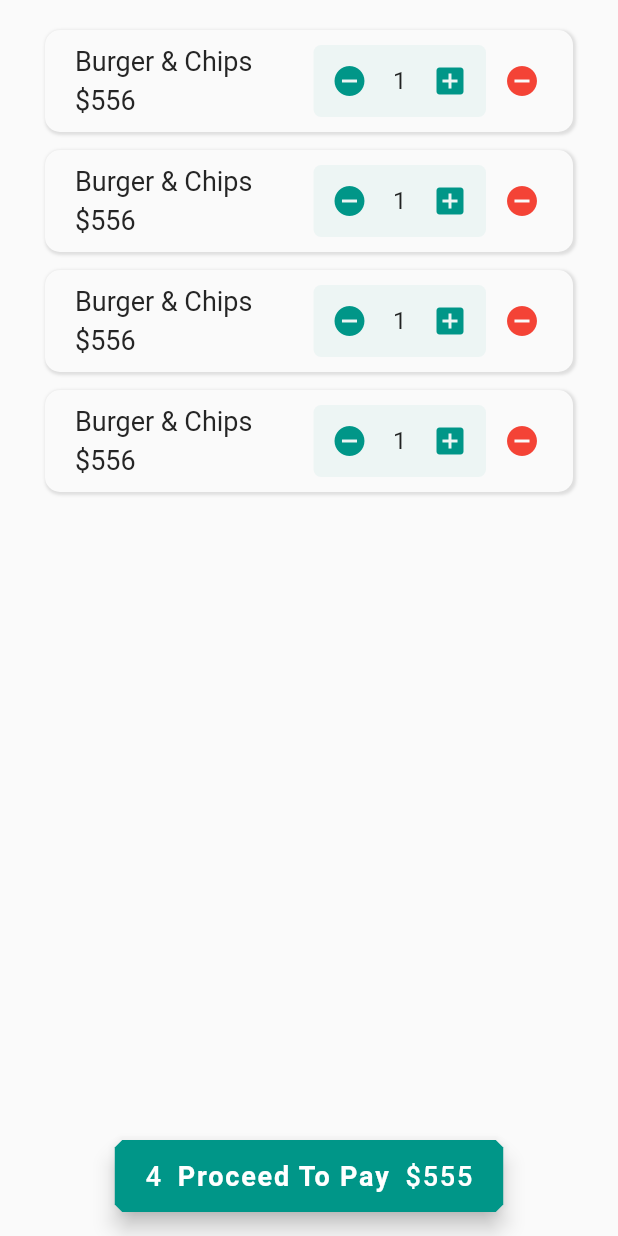
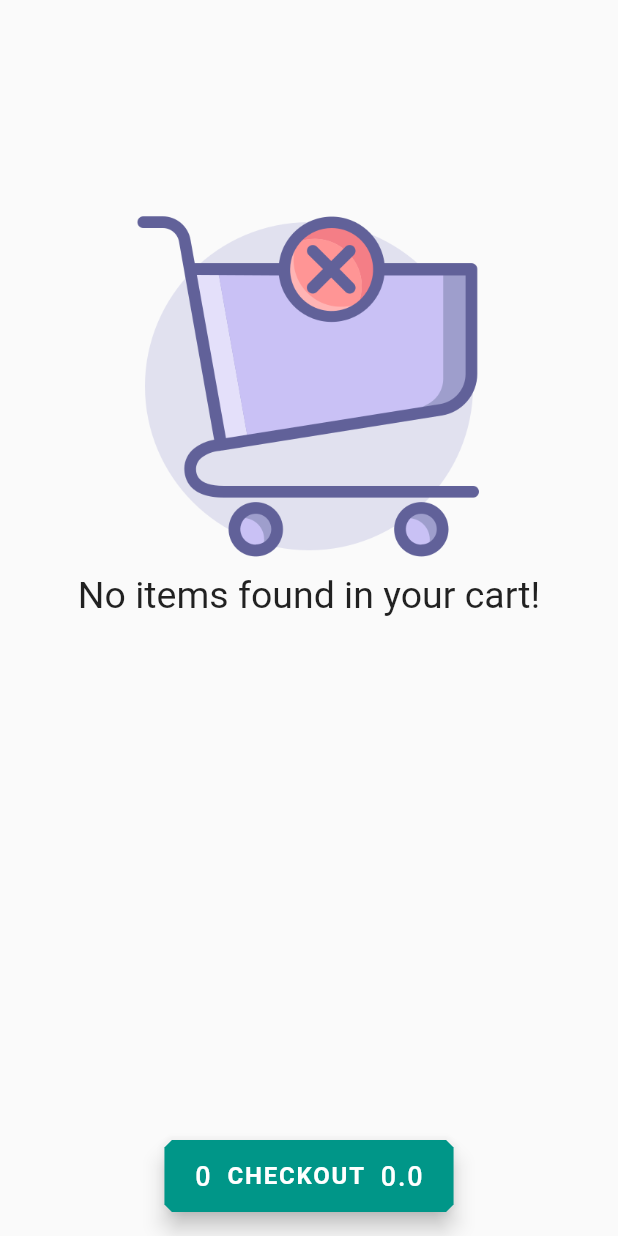
Before and after one commit to kalkidan12/shopping, a Flutter app: the CartScreen screen opened directly, on a phone screen of 412 x 824 dp. Run offline on Flutter 3.47's test engine with Material 2 defaults, Android fonts, the phone set to English and light mode, and no system bars; our stand-ins replace flutter_rating_bar; network calls fail.

Commit message:
cart functionalities done

```diff
--- a/lib/provider/cart_provider.dart
+++ b/lib/provider/cart_provider.dart
@@ -52,7 +52,7 @@ class CartProvider with ChangeNotifier {
       () => CartModel(
           productId: productId,
           productTitle: productTitle,
-          productQuantity: 1,
+          productQuantity: productQuantity,
           productPrice: productPrice),
     );
     notifyListeners();
--- a/lib/screens/cart_screen.dart
+++ b/lib/screens/cart_screen.dart
@@ -1,4 +1,7 @@
 import 'package:flutter/material.dart';
+import 'package:provider/provider.dart';
+import 'package:shopping/provider/cart_provider.dart';
+import 'package:shopping/widgets/empty_cart.dart';
 
 class CartScreen extends StatefulWidget {
   const CartScreen({super.key});
@@ -10,6 +13,8 @@ class CartScreen extends StatefulWidget {
 class _CartScreenState extends State<CartScreen> {
   @override
   Widget build(BuildContext context) {
+    final cartProvider = Provider.of<CartProvider>(context);
+
     return Scaffold(
         resizeToAvoidBottomInset: false,
         floatingActionButtonLocation: FloatingActionButtonLocation.centerFloat,
@@ -23,19 +28,19 @@ class _CartScreenState extends State<CartScreen> {
           label: Row(
             crossAxisAlignment: CrossAxisAlignment.center,
             mainAxisAlignment: MainAxisAlignment.spaceBetween,
-            children: const [
+            children: [
               Text(
-                '4',
+                '${cartProvider.itemCount}',
                 style: TextStyle(fontSize: 18),
               ),
               const SizedBox(width: 10),
               Text(
-                'Proceed To Pay',
-                style: TextStyle(fontSize: 18, fontWeight: FontWeight.bold),
+                'CHECKOUT',
+                style: TextStyle(fontSize: 16, fontWeight: FontWeight.bold),
               ),
               const SizedBox(width: 10),
               Text(
-                '\$555',
+                '${cartProvider.totalAmount.roundToDouble()}',
                 style: TextStyle(fontSize: 18),
               ),
             ],
@@ -46,96 +51,125 @@ class _CartScreenState extends State<CartScreen> {
             padding: const EdgeInsets.only(left: 20.0, right: 20, top: 10),
             child: Column(
               children: [
-                Container(
-                  child: ListView.separated(
+                Consumer<CartProvider>(
+                    child: EmptyCart(),
+                    builder: (context, cart, ch) {
+                      return cart.cartItems.isEmpty
+                          ? ch!
+                          : ListView.separated(
                               physics: NeverScrollableScrollPhysics(),
                               shrinkWrap: true,
                               padding: const EdgeInsets.all(10),
                               scrollDirection: Axis.vertical,
-                    itemCount: 4,
+                              itemCount: cart.cartItems.length,
                               separatorBuilder: (_, __) => Container(
                                 height: 12,
                               ),
                               itemBuilder: (BuildContext context, int index) {
+                                final item =
+                                    cart.cartItems.values.toList()[index];
+                                final id = cart.cartItems.keys.toList()[index];
+
                                 return Container(
                                   padding: const EdgeInsets.all(10),
                                   decoration: const BoxDecoration(
-                          borderRadius: BorderRadius.all(Radius.circular(10)),
+                                    borderRadius:
+                                        BorderRadius.all(Radius.circular(10)),
                                     color: Color.fromARGB(255, 250, 250, 250),
                                     boxShadow: [
                                       BoxShadow(
                                           // color: Color.fromARGB(255, 240, 240, 240),
-                                color: Color.fromARGB(255, 222, 222, 222),
+                                          color: Color.fromARGB(
+                                              255, 222, 222, 222),
                                           spreadRadius: 1,
                                           blurRadius: 1,
                                           offset: Offset(1, 1)),
                                     ],
                                   ),
                                   child: Row(
-                          mainAxisAlignment: MainAxisAlignment.spaceBetween,
+                                    mainAxisAlignment:
+                                        MainAxisAlignment.spaceBetween,
                                     children: [
                                       Expanded(
                                         child: Container(
                                           padding: EdgeInsets.only(left: 10),
                                           child: Column(
-                                  crossAxisAlignment: CrossAxisAlignment.start,
+                                            crossAxisAlignment:
+                                                CrossAxisAlignment.start,
                                             children: [
                                               Text(
-                                      'Burger & Chips',
+                                                item.productTitle,
                                                 style: TextStyle(
                                                     fontSize: 18,
-                                          color:
-                                              Color.fromARGB(255, 37, 37, 37)),
+                                                    color: Color.fromARGB(
+                                                        255, 37, 37, 37)),
                                               ),
                                               const SizedBox(
                                                 height: 5,
                                               ),
                                               Text(
-                                      '\$556',
+                                                '\$' +
+                                                    item.productPrice
+                                                        .toString(),
                                                 style: TextStyle(
                                                     fontSize: 18,
-                                          color:
-                                              Color.fromARGB(255, 37, 37, 37)),
+                                                    color: Color.fromARGB(
+                                                        255, 37, 37, 37)),
                                               )
                                             ],
                                           ),
                                         ),
                                       ),
                                       Row(
-                              mainAxisAlignment: MainAxisAlignment.spaceBetween,
-                              crossAxisAlignment: CrossAxisAlignment.center,
+                                        mainAxisAlignment:
+                                            MainAxisAlignment.spaceBetween,
+                                        crossAxisAlignment:
+                                            CrossAxisAlignment.center,
                                         children: [
                                           Container(
                                             decoration: BoxDecoration(
-                                      borderRadius: BorderRadius.circular(5),
-                                      color: Colors.teal.withOpacity(0.05)),
+                                                borderRadius:
+                                                    BorderRadius.circular(5),
+                                                color: Colors.teal
+                                                    .withOpacity(0.05)),
                                             child: Row(
                                               crossAxisAlignment:
                                                   CrossAxisAlignment.center,
                                               mainAxisAlignment:
-                                        MainAxisAlignment.spaceBetween,
+                                                  MainAxisAlignment
+                                                      .spaceBetween,
                                               children: [
                                                 IconButton(
                                                     onPressed: () {
-                                            print('decrement');
-                                            setState(() {
-                                              // priceController += 1;
-                                            });
+                                                      cartProvider.reduceItem(
+                                                          id,
+                                                          item.productTitle,
+                                                          item.productPrice
+                                                              .toDouble(),
+                                                          item.productQuantity);
                                                     },
                                                     icon: const Icon(
                                                       Icons.remove_circle,
                                                       color: Colors.teal,
                                                     )),
                                                 Container(
-                                        padding: const EdgeInsets.all(5),
+                                                  padding:
+                                                      const EdgeInsets.all(5),
                                                   child: Text(
-                                          '1',
-                                          style: TextStyle(fontSize: 16),
+                                                    item.productQuantity
+                                                        .toString(),
+                                                    style:
+                                                        TextStyle(fontSize: 16),
                                                   ),
                                                 ),
                                                 IconButton(
                                                     onPressed: () {
-                                            print('increment');
+                                                      cartProvider.addItem(
+                                                          id,
+                                                          item.productTitle,
+                                                          item.productPrice
+                                                              .toDouble(),
+                                                          item.productQuantity);
                                                     },
                                                     icon: const Icon(
                                                       Icons.add_box,
@@ -148,7 +182,9 @@ class _CartScreenState extends State<CartScreen> {
                                       ),
                                       Container(
                                         child: IconButton(
-                                  onPressed: () {},
+                                            onPressed: () {
+                                              cartProvider.removeItem(id);
+                                            },
                                             icon: Icon(
                                               Icons.remove_circle,
                                               color: Colors.red,
@@ -158,10 +194,10 @@ class _CartScreenState extends State<CartScreen> {
                                   ),
                                 );
                               },
-                  ),
-                ),
+                            );
+                    }),
                 const SizedBox(
-                  height: 100,
+                  height: 10,
                 )
               ],
             ),
--- /dev/null
+++ b/lib/widgets/empty_cart.dart
@@ -0,0 +1,33 @@
+import 'package:flutter/cupertino.dart';
+import 'package:flutter/src/widgets/container.dart';
+import 'package:flutter/src/widgets/framework.dart';
+
+class EmptyCart extends StatelessWidget {
+  const EmptyCart({super.key});
+
+  @override
+  Widget build(BuildContext context) {
+    return Container(
+      height: MediaQuery.of(context).size.height - 300,
+      child: Center(
+        child: Column(
+          crossAxisAlignment: CrossAxisAlignment.center,
+          mainAxisAlignment: MainAxisAlignment.center,
+          children: [
+            Container(
+              width: 250,
+              height: 250,
+              child: Image.asset('assets/images/empty-cart.png'),
+            ),
+            const Text(
+              'No items found in your cart!',
+              overflow: TextOverflow.ellipsis,
+              maxLines: 2,
+              style: TextStyle(fontSize: 25),
+            ),
+          ],
+        ),
+      ),
+    );
+  }
+}
--- a/lib/widgets/product_list.dart
+++ b/lib/widgets/product_list.dart
@@ -15,7 +15,6 @@ class _ProductListState extends State<ProductList> {
   Future<List<dynamic>>? productsList;
   Future<List<dynamic>?> getProducts() async {
     productsList = ProductService.getAllProducts();
-    print(productsList!);
     return productsList;
   }
 
@@ -45,6 +44,7 @@ class _ProductListState extends State<ProductList> {
                         onTap: (() {
                           Navigator.pushNamed(context, '/product-detail',
                               arguments: {
+                                'product-id': products[index]['id'],
                                 'product-title': products[index]['title'],
                                 'product-image': products[index]['images'][0],
                                 'product-description': products[index]
--- a/pubspec.yaml
+++ b/pubspec.yaml
@@ -52,9 +52,8 @@ flutter:
   # the material Icons class.
   uses-material-design: true
   # To add assets to your application, add an assets section, like this:
-  # assets:
-  #   - images/a_dot_burr.jpeg
-  #   - images/a_dot_ham.jpeg
+  assets:
+    - assets/images/
   # An image asset can refer to one or more resolution-specific "variants", see
   # https://flutter.dev/assets-and-images/#resolution-aware
   # For details regarding adding assets from package dependencies, see
```
Also changed, not shown: lib/screens/product_detail.dart (+9 -0 lines), assets/images/empty-cart.png (added). Lines whose indentation alone changed are shown as unchanged.
